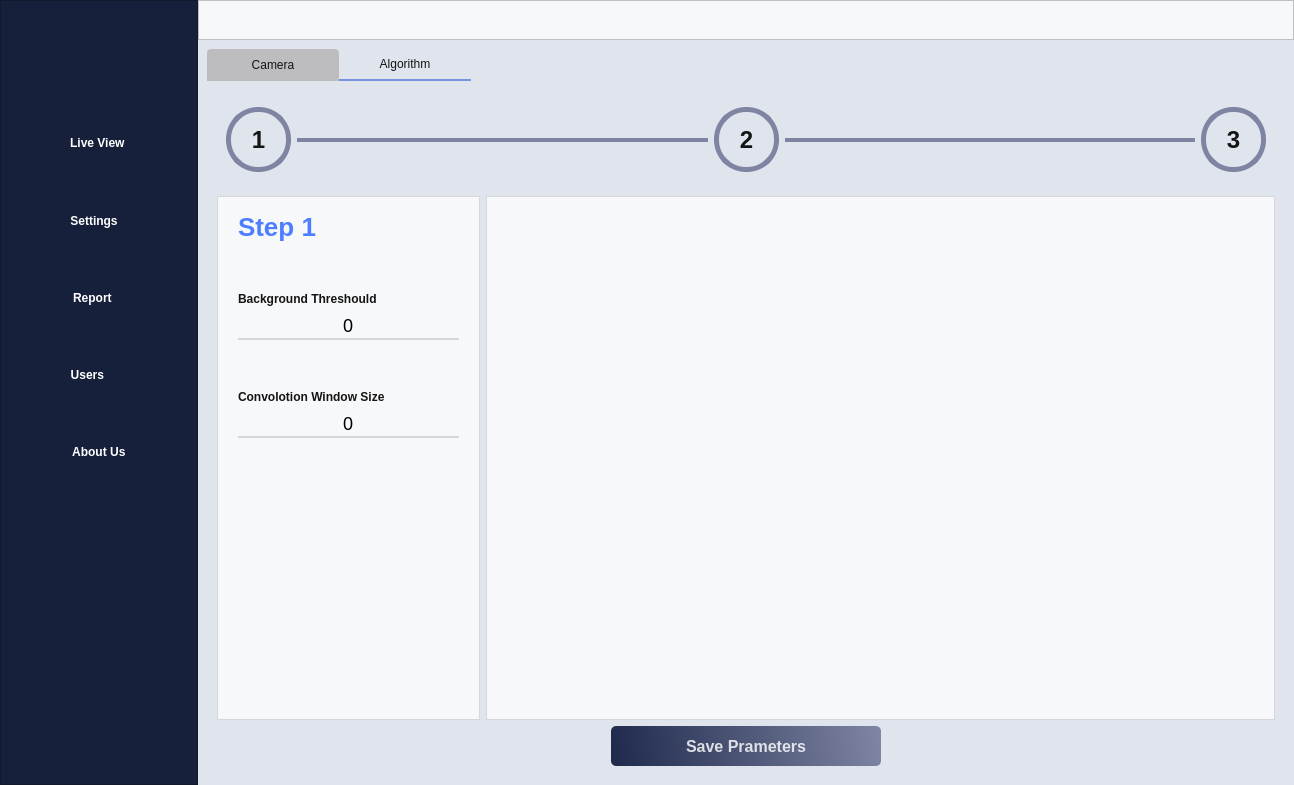
This is UIFiles/main_UI.ui in DORSA-co/MSC_Conveyor as Qt 5 draws it before an edit. The edited form follows.
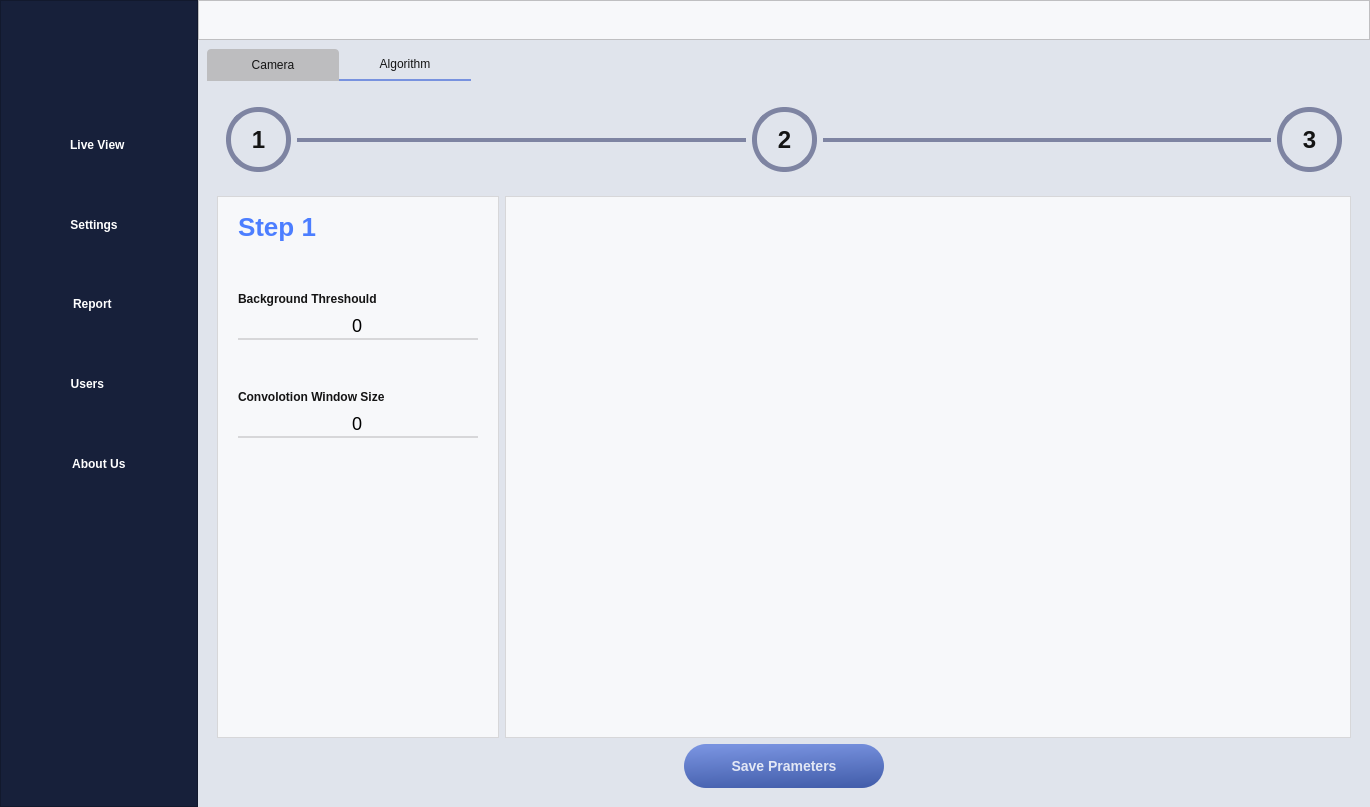
This is the edited form. The open tabs and pages were chosen to show the change. Icons and pictures are not drawn. Custom widgets are drawn as their Qt base class.

Patch:
```diff
--- a/UIFiles/main_UI.ui
+++ b/UIFiles/main_UI.ui
@@ -6,8 +6,8 @@
    <rect>
     <x>0</x>
     <y>0</y>
-    <width>1294</width>
-    <height>785</height>
+    <width>1370</width>
+    <height>807</height>
    </rect>
   </property>
   <property name="windowTitle">
@@ -310,13 +310,14 @@
 }
 
 #save_camera_settings, #save_algorithm_settings{
-	background-color: qlineargradient(spread:pad, x1:0, y1:0.505682, x2:1, y2:0.477, stop:0 #1F2A4D, stop:1 #7E84A2);
+	background-color: qlineargradient(spread:pad, x1:0.635, y1:1, x2:0.44, y2:0, stop:0 rgba(68, 95, 172, 255), stop:1 rgba(120, 146, 223, 255));
 	color: rgba(255, 255, 255, 210);
-	border-radius: 5px;
-	min-width: 270;
-	max-width: 270;
-	min-height: 40;
-	max-height: 40;
+	border-radius: 22px;
+	min-width: 200;
+	max-width: 200;
+	min-height: 44;
+	max-height: 44;
+	font-size: 14px;
 }
 
 #save_camera_settings:hover, #save_algorithm_settings:hover{
@@ -3165,19 +3166,19 @@
                   </property>
                   <property name="minimumSize">
                    <size>
-                    <width>270</width>
-                    <height>40</height>
+                    <width>200</width>
+                    <height>44</height>
                    </size>
                   </property>
                   <property name="maximumSize">
                    <size>
-                    <width>270</width>
-                    <height>40</height>
+                    <width>200</width>
+                    <height>44</height>
                    </size>
                   </property>
                   <property name="font">
                    <font>
-                    <pointsize>12</pointsize>
+                    <pointsize>-1</pointsize>
                     <weight>75</weight>
                     <bold>true</bold>
                    </font>
```
Left out of the diff: 8 changed lines with no effect on the pictures.
